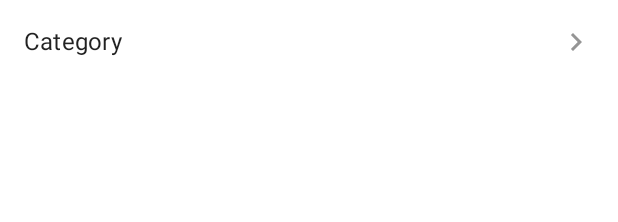
After one commit to tamjidhossen/MobileBankingApp, an Android app: the layout row_category_act.xml on its own in the app's theme, with its tools: preview values and no code run, on a phone screen of 412 x 824 dp. The commit adds this screen. Shown: the top 222 px of the screen. Run offline under Robolectric (Android 15) with nearby library versions, the phone set to English and light mode, and no system bars.

```diff
--- /dev/null
+++ b/app/src/main/res/layout/row_category_act.xml
@@ -0,0 +1,11 @@
+<?xml version="1.0" encoding="utf-8"?>
+<TextView xmlns:android="http://schemas.android.com/apk/res/android"
+    android:layout_width="match_parent"
+    android:layout_height="wrap_content"
+    android:text="Category"
+    android:padding="16dp"
+    style="?attr/textAppearanceSubtitle1"
+    android:ellipsize="end"
+    android:maxLines="1"
+    android:drawableEnd="@drawable/ic_next_grey"
+    android:drawablePadding="10dp" />
```
Also changed, not shown: app/src/main/java/com/example/mobilebankingapp/TransactionActivity.java (+88 -6 lines), app/src/main/java/com/example/mobilebankingapp/Utils.java (+10 -0 lines).
